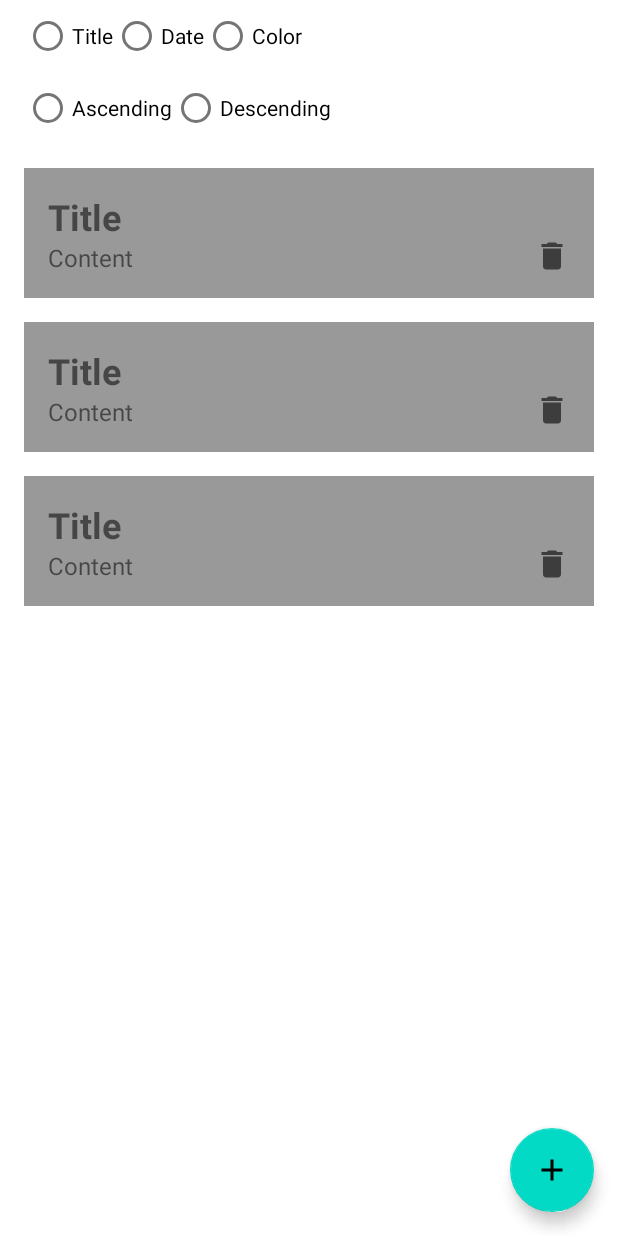
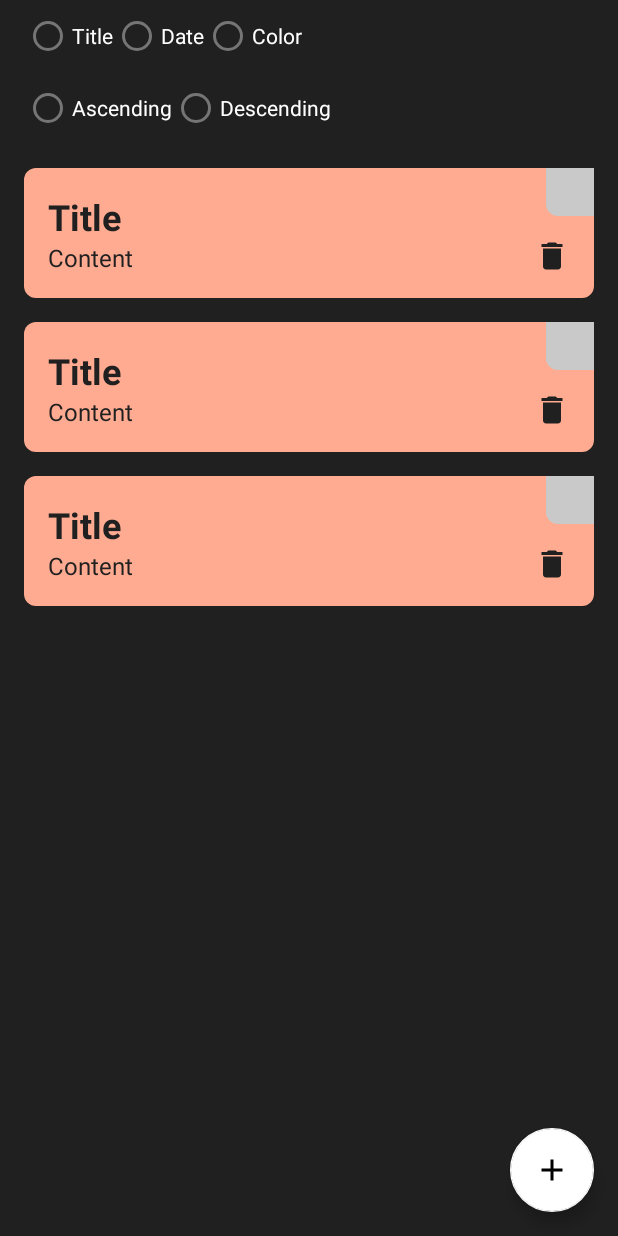
Before and after one commit to xon235/android-note-app, an Android app: the layout fragment_notes.xml on its own in the app's theme, with its tools: preview values and no code run, on a phone screen of 412 x 824 dp. Run offline under Robolectric (Android 15) with nearby library versions, the phone set to English and light mode, and no system bars.

Commit message:
Change The UI to Look More Like The Original Design

```diff
--- a/app/src/main/java/com/survivalcoding/noteapp/presentation/notes/adapter/NoteViewHolder.kt
+++ b/app/src/main/java/com/survivalcoding/noteapp/presentation/notes/adapter/NoteViewHolder.kt
@@ -1,6 +1,10 @@
 package com.survivalcoding.noteapp.presentation.notes.adapter
 
+import android.content.res.ColorStateList
+import android.graphics.PorterDuff
+import androidx.core.content.ContextCompat
 import androidx.recyclerview.widget.RecyclerView
+import com.survivalcoding.noteapp.R
 import com.survivalcoding.noteapp.databinding.ItemNoteBinding
 import com.survivalcoding.noteapp.domain.model.Note
 
@@ -9,6 +13,9 @@ class NoteViewHolder(private val binding: ItemNoteBinding): RecyclerView.ViewHol
     fun bind(note: Note, onClick: (Note) -> Unit, onDelete: (Note) -> Unit) {
         binding.titleTv.text = note.title
         binding.contentTv.text = note.content
+        binding.root.backgroundTintMode = PorterDuff.Mode.MULTIPLY
+        binding.root.background.setTint(note.color)
+        binding.foldIv.setColorFilter(note.color, PorterDuff.Mode.MULTIPLY);
         binding.root.setOnClickListener { onClick(note) }
         binding.deleteIb.setOnClickListener { onDelete(note) }
     }
--- /dev/null
+++ b/app/src/main/res/drawable/note_background.xml
@@ -0,0 +1,6 @@
+<?xml version="1.0" encoding="utf-8"?>
+<shape xmlns:android="http://schemas.android.com/apk/res/android"
+    android:shape="rectangle">
+    <solid android:color="@color/white" />
+    <corners android:radius="8dp" />
+</shape>
--- /dev/null
+++ b/app/src/main/res/drawable/note_corner.xml
@@ -0,0 +1,6 @@
+<?xml version="1.0" encoding="utf-8"?>
+<shape xmlns:android="http://schemas.android.com/apk/res/android"
+    android:shape="rectangle">
+    <solid android:color="@color/note_corner_lightness" />
+    <corners android:bottomLeftRadius="8dp" />
+</shape>
--- a/app/src/main/res/layout/fragment_notes.xml
+++ b/app/src/main/res/layout/fragment_notes.xml
@@ -4,7 +4,8 @@
     android:layout_width="match_parent"
     android:layout_height="match_parent"
     xmlns:app="http://schemas.android.com/apk/res-auto"
-    tools:context=".presentation.notes.NotesFragment">
+    tools:context=".presentation.notes.NotesFragment"
+    android:background="@color/main_background">
 
     <LinearLayout
         android:id="@+id/sortLl"
@@ -29,17 +30,20 @@
                 android:id="@+id/orderByTitleRb"
                 android:layout_width="wrap_content"
                 android:layout_height="wrap_content"
-                android:text="Title" />
+                android:text="Title"
+                android:textColor="@color/white"/>
             <RadioButton
                 android:id="@+id/orderByDateRb"
                 android:layout_width="wrap_content"
                 android:layout_height="wrap_content"
-                android:text="Date" />
+                android:text="Date"
+                android:textColor="@color/white"/>
             <RadioButton
                 android:id="@+id/orderByColorRb"
                 android:layout_width="wrap_content"
                 android:layout_height="wrap_content"
-                android:text="Color" />
+                android:text="Color"
+                android:textColor="@color/white"/>
         </RadioGroup>
         <RadioGroup
             android:id="@+id/isAscRg"
@@ -53,12 +57,14 @@
                 android:id="@+id/isAscTrueRb"
                 android:layout_width="wrap_content"
                 android:layout_height="wrap_content"
-                android:text="Ascending" />
+                android:text="Ascending"
+                android:textColor="@color/white"/>
             <RadioButton
                 android:id="@+id/isAscFalseRb"
                 android:layout_width="wrap_content"
                 android:layout_height="wrap_content"
-                android:text="Descending" />
+                android:text="Descending"
+                android:textColor="@color/white"/>
         </RadioGroup>
     </LinearLayout>
 
--- a/app/src/main/res/layout/item_note.xml
+++ b/app/src/main/res/layout/item_note.xml
@@ -1,14 +1,28 @@
 <?xml version="1.0" encoding="utf-8"?>
-<androidx.constraintlayout.widget.ConstraintLayout xmlns:android="http://schemas.android.com/apk/res/android"
+<FrameLayout xmlns:android="http://schemas.android.com/apk/res/android"
     android:layout_width="match_parent"
     android:layout_height="wrap_content"
     xmlns:app="http://schemas.android.com/apk/res-auto"
     xmlns:tools="http://schemas.android.com/tools"
-    android:padding="16dp"
     android:layout_marginTop="16dp"
     android:layout_marginStart="16dp"
     android:layout_marginEnd="16dp"
-    android:background="#999999">
+    android:background="@drawable/note_background"
+    tools:backgroundTint="@color/light_salmon">
+
+    <ImageView
+        android:id="@+id/foldIv"
+        android:layout_width="32dp"
+        android:layout_height="32dp"
+        android:layout_gravity="top|end"
+        android:src="@drawable/note_corner"
+        android:tintMode="multiply"
+        tools:tint="@color/light_salmon"/>
+
+    <androidx.constraintlayout.widget.ConstraintLayout
+        android:layout_width="match_parent"
+        android:layout_height="match_parent"
+        android:padding="16dp">
 
         <TextView
             android:id="@+id/titleTv"
@@ -18,7 +32,8 @@
             app:layout_constraintStart_toStartOf="parent"
             android:textSize="24sp"
             android:textStyle="bold"
-        tools:text="Title"/>
+            tools:text="Title"
+            android:textColor="@color/main_background"/>
 
         <TextView
             android:id="@+id/contentTv"
@@ -27,7 +42,8 @@
             app:layout_constraintTop_toBottomOf="@id/titleTv"
             app:layout_constraintStart_toStartOf="parent"
             android:textSize="16sp"
-        tools:text="Content"/>
+            tools:text="Content"
+            android:textColor="@color/main_background"/>
 
         <ImageView
             android:id="@+id/deleteIb"
@@ -35,6 +51,9 @@
             android:layout_height="wrap_content"
             app:layout_constraintBottom_toBottomOf="parent"
             app:layout_constraintEnd_toEndOf="parent"
-        android:src="@drawable/ic_baseline_delete_24" />
+            android:src="@drawable/ic_baseline_delete_24"
+            android:tint="@color/main_background"/>
 
     </androidx.constraintlayout.widget.ConstraintLayout>
+
+</FrameLayout>
--- a/app/src/main/res/values/colors.xml
+++ b/app/src/main/res/values/colors.xml
@@ -12,4 +12,6 @@
     <color name="pastel_violet">#cf94da</color>
     <color name="aquamarine_blue">#81deea</color>
     <color name="pink_sherbet">#f48fb1</color>
+    <color name="note_corner_lightness">#c9c9c9</color>
+    <color name="main_background">#202020</color>
 </resources>
--- a/app/src/main/res/values/themes.xml
+++ b/app/src/main/res/values/themes.xml
@@ -2,15 +2,16 @@
     <!-- Base application theme. -->
     <style name="Theme.NoteApp" parent="Theme.MaterialComponents.DayNight.NoActionBar">
         <!-- Primary brand color. -->
-        <item name="colorPrimary">@color/purple_500</item>
+        <item name="colorPrimary">@color/main_background</item>
         <item name="colorPrimaryVariant">@color/purple_700</item>
         <item name="colorOnPrimary">@color/white</item>
         <!-- Secondary brand color. -->
-        <item name="colorSecondary">@color/teal_200</item>
+        <item name="colorSecondary">@color/white</item>
         <item name="colorSecondaryVariant">@color/teal_700</item>
         <item name="colorOnSecondary">@color/black</item>
         <!-- Status bar color. -->
         <item name="android:statusBarColor" tools:targetApi="l">?attr/colorPrimaryVariant</item>
         <!-- Customize your theme here. -->
+        <item name="android:textColorPrimary">@color/white</item>
     </style>
 </resources>
```
Lines whose indentation alone changed are shown as unchanged.
